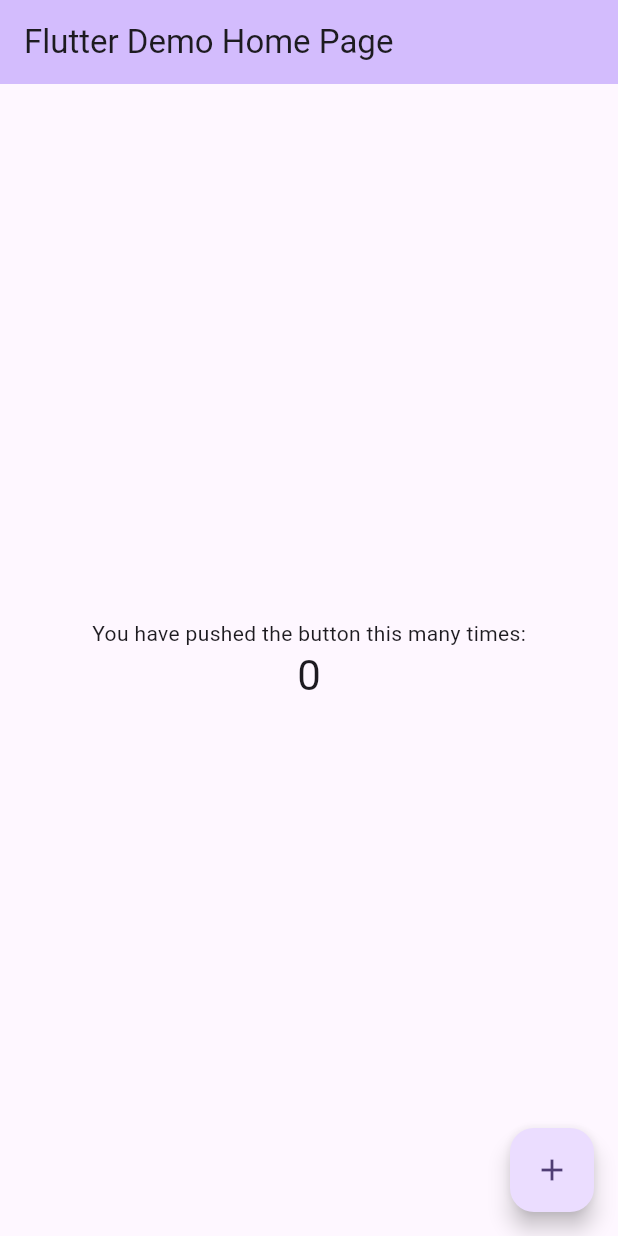
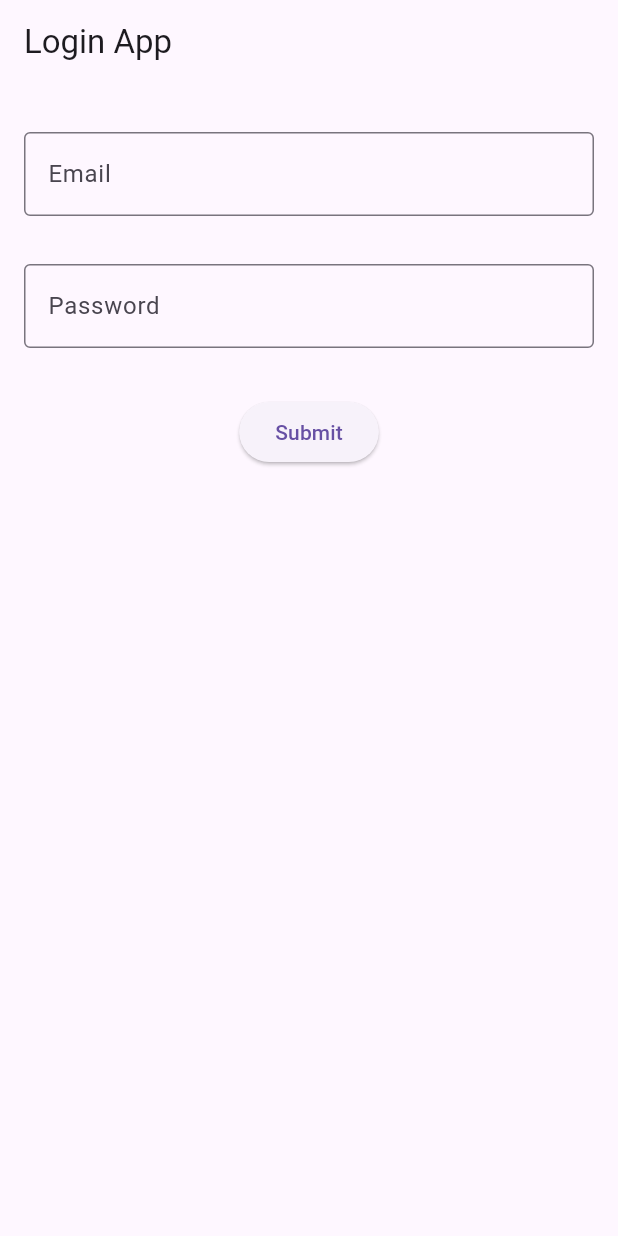
Before and after one commit to sasinduudayanga/FlutterAssignment-SGX, a Flutter app: the screen it shows after launch, on a phone screen of 412 x 824 dp. Run offline on Flutter 3.47's test engine with Material 3 defaults, Android fonts, the phone set to English and light mode, and no system bars.

Commit message:
create login page UI

```diff
--- /dev/null
+++ b/lib/login_page.dart
@@ -0,0 +1,85 @@
+import 'package:flutter/material.dart';
+
+class Login extends StatefulWidget {
+  final String title;
+
+  const Login({Key? key, required this.title}) : super(key: key);
+
+  @override
+  _LoginState createState() => _LoginState();
+}
+
+class _LoginState extends State<Login> {
+  final _formKey = GlobalKey<FormState>();
+  TextEditingController emailController = TextEditingController();
+  TextEditingController passwordController = TextEditingController();
+
+  @override
+  Widget build(BuildContext context) {
+    return Scaffold(
+      appBar: AppBar(
+        title: Text(widget.title),
+      ),
+      body: Form(
+        key: _formKey,
+        child: Padding(
+          padding: const EdgeInsets.symmetric(horizontal: 8, vertical: 16),
+          child: Column(
+            crossAxisAlignment: CrossAxisAlignment.center,
+            children: [
+              Padding(
+                padding:
+                    const EdgeInsets.symmetric(horizontal: 8, vertical: 16),
+                child: TextFormField(
+                  controller: emailController,
+                  decoration: const InputDecoration(
+                      border: OutlineInputBorder(), labelText: "Email"),
+                  validator: (value) {
+                    if (value == null || value.isEmpty) {
+                      return 'Please enter your email';
+                    }
+                    return null;
+                  },
+                ),
+              ),
+              Padding(
+                padding:
+                    const EdgeInsets.symmetric(horizontal: 8, vertical: 16),
+                child: TextFormField(
+                  controller: passwordController,
+                  obscureText: true,
+                  decoration: const InputDecoration(
+                      border: OutlineInputBorder(), labelText: "Password"),
+                  validator: (value) {
+                    if (value == null || value.isEmpty) {
+                      return 'Please enter your password';
+                    }
+                    return null;
+                  },
+                ),
+              ),
+              Padding(
+                padding:
+                    const EdgeInsets.symmetric(horizontal: 8, vertical: 16.0),
+                child: Center(
+                  child: ElevatedButton(
+                    onPressed: () {
+                      if (_formKey.currentState!.validate()) {
+                        // Navigate the user to the Home page
+                      } else {
+                        ScaffoldMessenger.of(context).showSnackBar(
+                          const SnackBar(content: Text('Please fill input')),
+                        );
+                      }
+                    },
+                    child: const Text('Submit'),
+                  ),
+                ),
+              ),
+            ],
+          ),
+        ),
+      ),
+    );
+  }
+}
--- a/lib/main.dart
+++ b/lib/main.dart
@@ -1,125 +1,22 @@
 import 'package:flutter/material.dart';
+import 'login_page.dart';
 
 void main() {
   runApp(const MyApp());
 }
 
 class MyApp extends StatelessWidget {
-  const MyApp({super.key});
-
-  // This widget is the root of your application.
-  @override
-  Widget build(BuildContext context) {
-    return MaterialApp(
-      title: 'Flutter Demo',
-      theme: ThemeData(
-        // This is the theme of your application.
-        //
-        // TRY THIS: Try running your application with "flutter run". You'll see
-        // the application has a blue toolbar. Then, without quitting the app,
-        // try changing the seedColor in the colorScheme below to Colors.green
-        // and then invoke "hot reload" (save your changes or press the "hot
-        // reload" button in a Flutter-supported IDE, or press "r" if you used
-        // the command line to start the app).
-        //
-        // Notice that the counter didn't reset back to zero; the application
-        // state is not lost during the reload. To reset the state, use hot
-        // restart instead.
-        //
-        // This works for code too, not just values: Most code changes can be
-        // tested with just a hot reload.
-        colorScheme: ColorScheme.fromSeed(seedColor: Colors.deepPurple),
-        useMaterial3: true,
-      ),
-      home: const MyHomePage(title: 'Flutter Demo Home Page'),
-    );
-  }
-}
-
-class MyHomePage extends StatefulWidget {
-  const MyHomePage({super.key, required this.title});
-
-  // This widget is the home page of your application. It is stateful, meaning
-  // that it has a State object (defined below) that contains fields that affect
-  // how it looks.
-
-  // This class is the configuration for the state. It holds the values (in this
-  // case the title) provided by the parent (in this case the App widget) and
-  // used by the build method of the State. Fields in a Widget subclass are
-  // always marked "final".
-
-  final String title;
-
-  @override
-  State<MyHomePage> createState() => _MyHomePageState();
-}
-
-class _MyHomePageState extends State<MyHomePage> {
-  int _counter = 0;
-
-  void _incrementCounter() {
-    setState(() {
-      // This call to setState tells the Flutter framework that something has
-      // changed in this State, which causes it to rerun the build method below
-      // so that the display can reflect the updated values. If we changed
-      // _counter without calling setState(), then the build method would not be
-      // called again, and so nothing would appear to happen.
-      _counter++;
-    });
-  }
+  const MyApp({Key? key}) : super(key: key);
 
   @override
   Widget build(BuildContext context) {
-    // This method is rerun every time setState is called, for instance as done
-    // by the _incrementCounter method above.
-    //
-    // The Flutter framework has been optimized to make rerunning build methods
-    // fast, so that you can just rebuild anything that needs updating rather
-    // than having to individually change instances of widgets.
-    return Scaffold(
-      appBar: AppBar(
-        // TRY THIS: Try changing the color here to a specific color (to
-        // Colors.amber, perhaps?) and trigger a hot reload to see the AppBar
-        // change color while the other colors stay the same.
-        backgroundColor: Theme.of(context).colorScheme.inversePrimary,
-        // Here we take the value from the MyHomePage object that was created by
-        // the App.build method, and use it to set our appbar title.
-        title: Text(widget.title),
+    var materialApp = MaterialApp(
+      title: 'Flutter Demo',
+      theme: ThemeData(
+        primarySwatch: Colors.blue,
       ),
-      body: Center(
-        // Center is a layout widget. It takes a single child and positions it
-        // in the middle of the parent.
-        child: Column(
-          // Column is also a layout widget. It takes a list of children and
-          // arranges them vertically. By default, it sizes itself to fit its
-          // children horizontally, and tries to be as tall as its parent.
-          //
-          // Column has various properties to control how it sizes itself and
-          // how it positions its children. Here we use mainAxisAlignment to
-          // center the children vertically; the main axis here is the vertical
-          // axis because Columns are vertical (the cross axis would be
-          // horizontal).
-          //
-          // TRY THIS: Invoke "debug painting" (choose the "Toggle Debug Paint"
-          // action in the IDE, or press "p" in the console), to see the
-          // wireframe for each widget.
-          mainAxisAlignment: MainAxisAlignment.center,
-          children: <Widget>[
-            const Text(
-              'You have pushed the button this many times:',
-            ),
-            Text(
-              '$_counter',
-              style: Theme.of(context).textTheme.headlineMedium,
-            ),
-          ],
-        ),
-      ),
-      floatingActionButton: FloatingActionButton(
-        onPressed: _incrementCounter,
-        tooltip: 'Increment',
-        child: const Icon(Icons.add),
-      ), // This trailing comma makes auto-formatting nicer for build methods.
+      home: const Login(title: 'Login App'),
     );
+    return materialApp;
   }
 }
```
